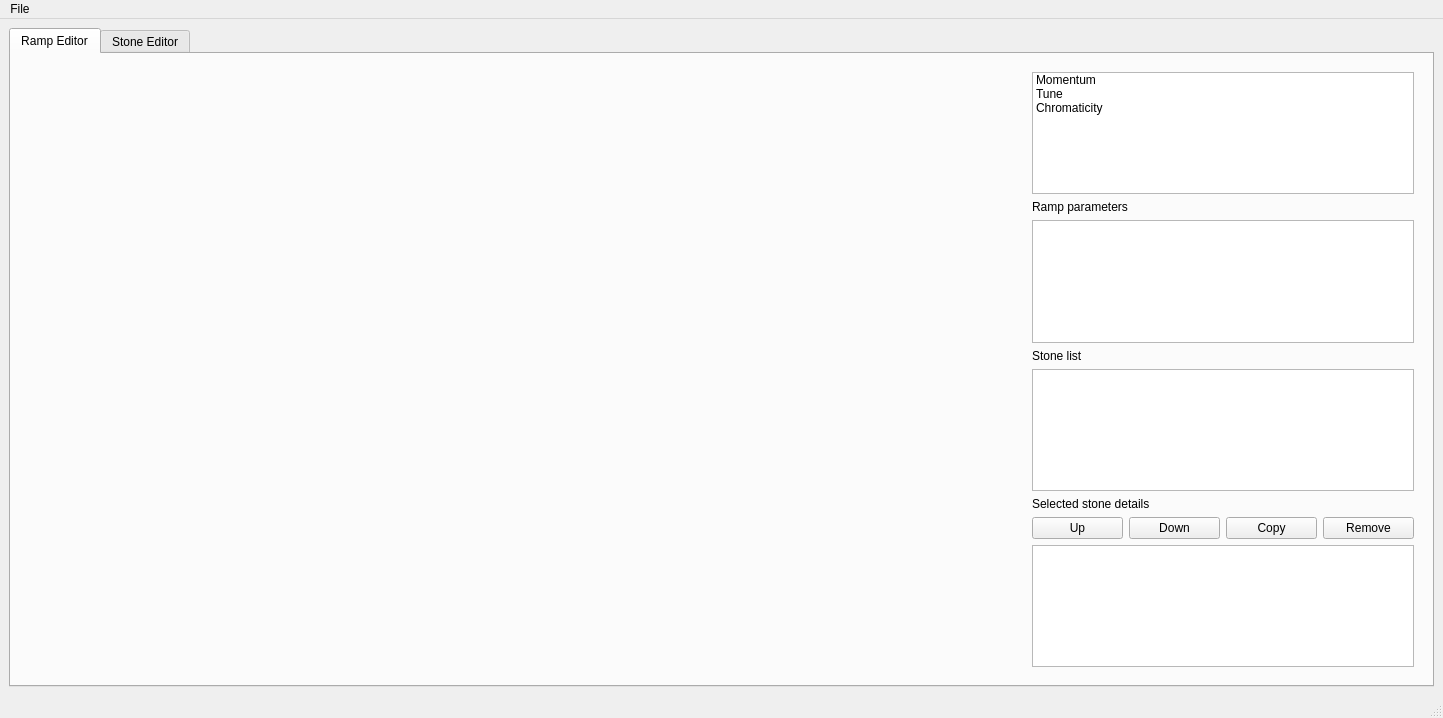
First picture: the form in RampEditor.ui, repository ydutheil/COSYRampEditor, before the edit.
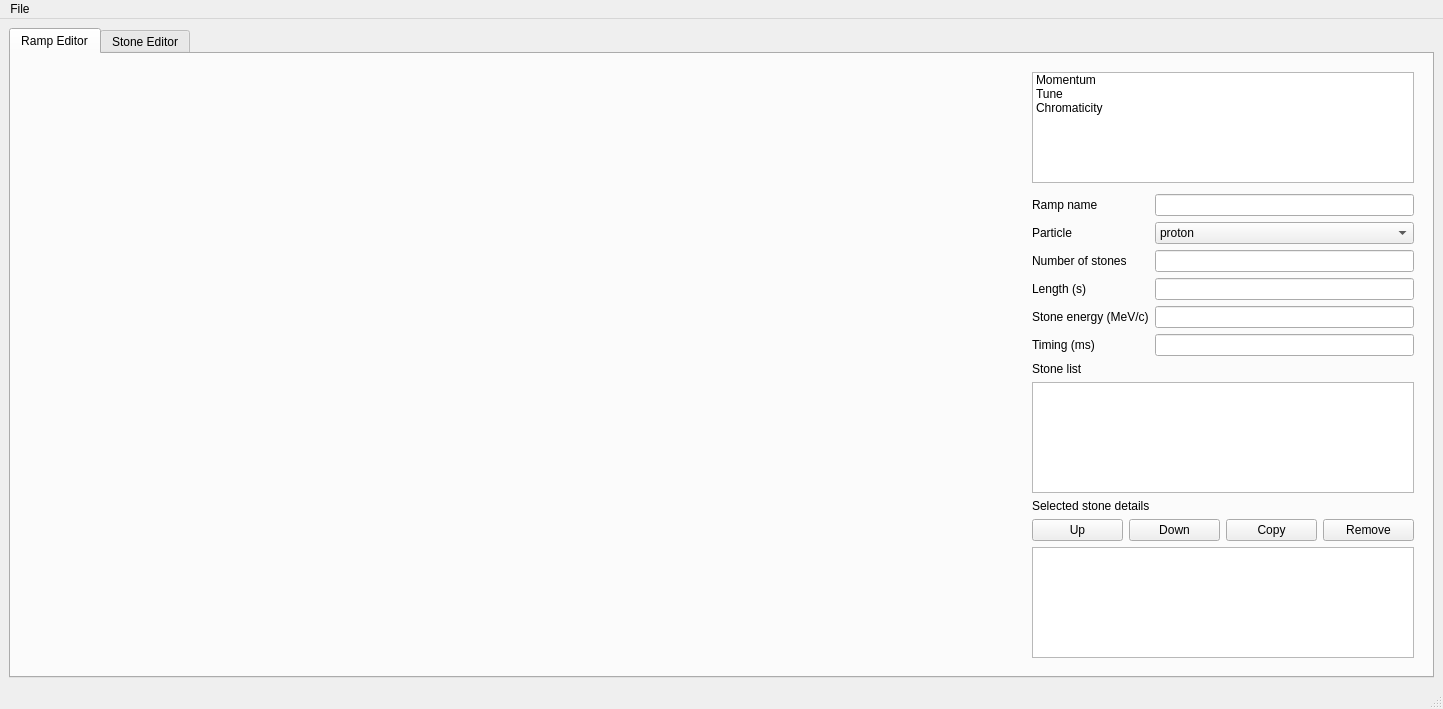
Second picture: the form after the edit. The open tabs and pages were chosen to show the change.

Commit message: reworked boxes to change stone energy and timing

Patch:
```diff
--- a/RampEditor.ui
+++ b/RampEditor.ui
@@ -7,7 +7,7 @@
     <x>0</x>
     <y>0</y>
     <width>1443</width>
-    <height>718</height>
+    <height>709</height>
    </rect>
   </property>
   <property name="windowTitle">
@@ -65,21 +65,90 @@
             </widget>
            </item>
            <item>
-            <widget class="QLabel" name="label">
-             <property name="text">
-              <string>Ramp parameters</string>
+            <layout class="QFormLayout" name="Ramp_parameters">
+             <property name="topMargin">
+              <number>5</number>
              </property>
-            </widget>
-           </item>
-           <item>
-            <widget class="QListWidget" name="Qlist_GeneralRampParm">
-             <property name="sizePolicy">
-              <sizepolicy hsizetype="Expanding" vsizetype="Expanding">
-               <horstretch>0</horstretch>
-               <verstretch>1</verstretch>
-              </sizepolicy>
-             </property>
-            </widget>
+             <item row="0" column="0">
+              <widget class="QLabel" name="label_6">
+               <property name="text">
+                <string>Ramp name</string>
+               </property>
+              </widget>
+             </item>
+             <item row="0" column="1">
+              <widget class="QLineEdit" name="RampParm_name"/>
+             </item>
+             <item row="1" column="0">
+              <widget class="QLabel" name="label_7">
+               <property name="text">
+                <string>Particle</string>
+               </property>
+              </widget>
+             </item>
+             <item row="2" column="0">
+              <widget class="QLabel" name="label_8">
+               <property name="text">
+                <string>Number of stones</string>
+               </property>
+              </widget>
+             </item>
+             <item row="3" column="0">
+              <widget class="QLabel" name="label_9">
+               <property name="text">
+                <string>Length (s)</string>
+               </property>
+              </widget>
+             </item>
+             <item row="1" column="1">
+              <widget class="QComboBox" name="RampParm_particle">
+               <item>
+                <property name="text">
+                 <string>proton</string>
+                </property>
+               </item>
+               <item>
+                <property name="text">
+                 <string>deuteron</string>
+                </property>
+               </item>
+              </widget>
+             </item>
+             <item row="2" column="1">
+              <widget class="QLineEdit" name="RampParm_Nstones">
+               <property name="readOnly">
+                <bool>true</bool>
+               </property>
+              </widget>
+             </item>
+             <item row="3" column="1">
+              <widget class="QLineEdit" name="RampParm_length">
+               <property name="readOnly">
+                <bool>true</bool>
+               </property>
+              </widget>
+             </item>
+             <item row="4" column="0">
+              <widget class="QLabel" name="label">
+               <property name="text">
+                <string>Stone energy (MeV/c)</string>
+               </property>
+              </widget>
+             </item>
+             <item row="4" column="1">
+              <widget class="QLineEdit" name="StoneParm_energy"/>
+             </item>
+             <item row="5" column="0">
+              <widget class="QLabel" name="label_10">
+               <property name="text">
+                <string>Timing (ms)</string>
+               </property>
+              </widget>
+             </item>
+             <item row="5" column="1">
+              <widget class="QLineEdit" name="StoneParm_timing"/>
+             </item>
+            </layout>
            </item>
            <item>
             <widget class="QLabel" name="label_2">
```
Left out of the diff: 8 changed lines with no effect on the pictures. The commit also changes 4 other files.
